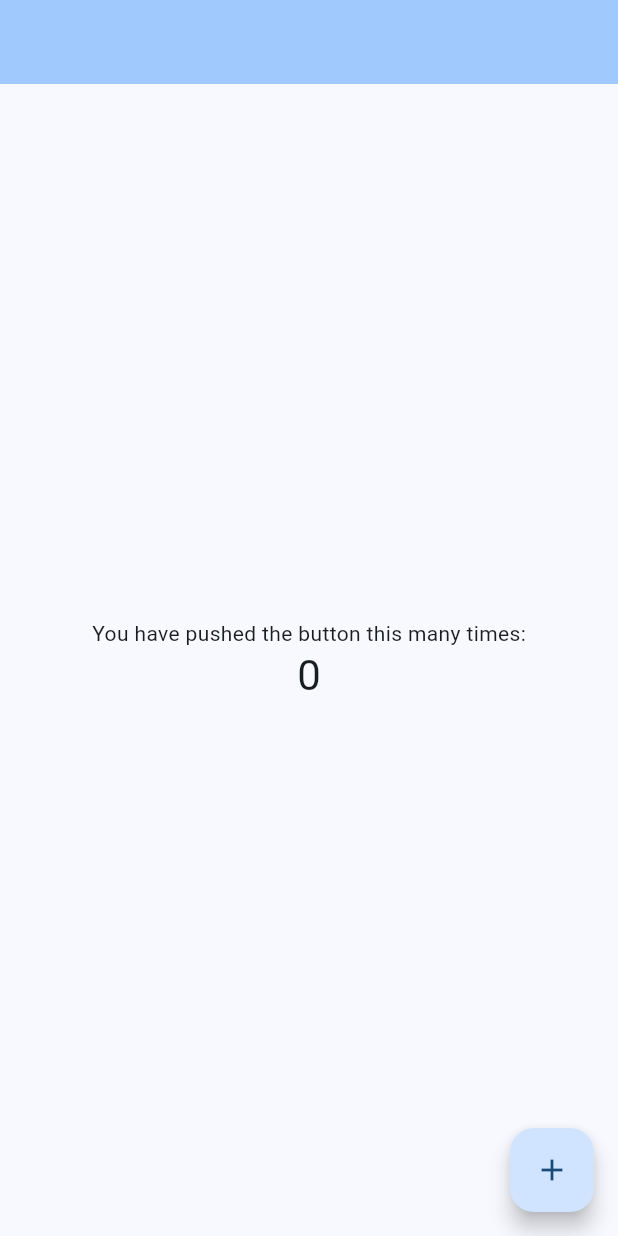
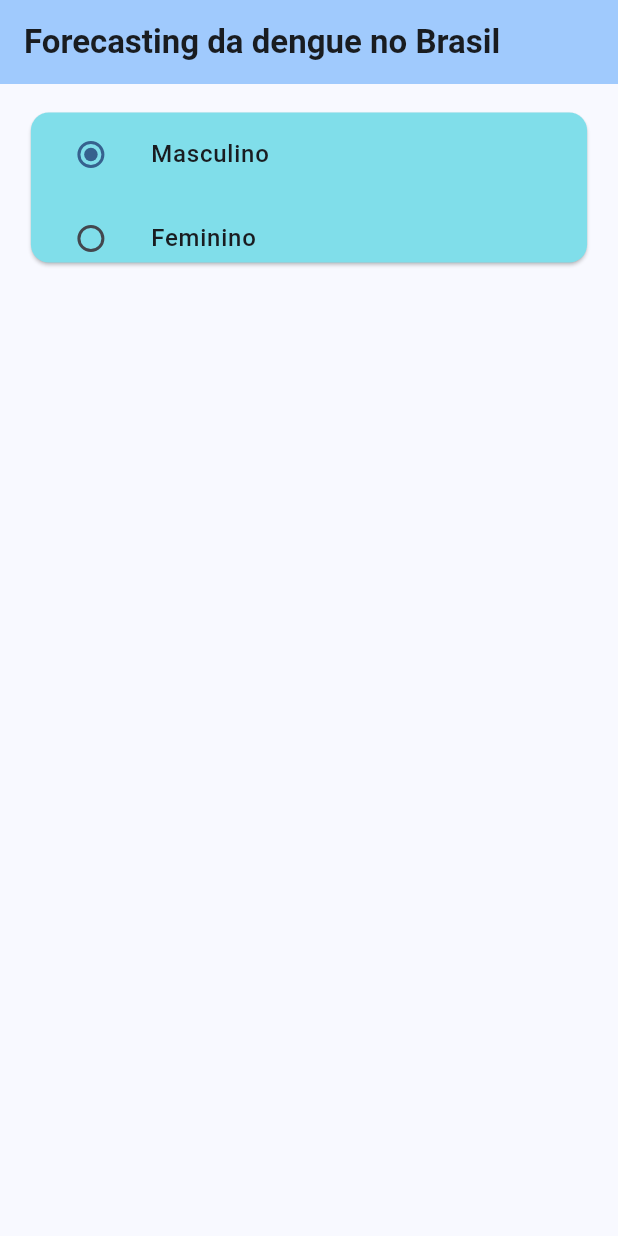
Before and after one commit to FranklinAurelio/Engenharia_de_software_PPGCC, a Flutter app: the screen it shows after launch, on a phone screen of 412 x 824 dp. Run offline on Flutter 3.47's test engine with Material 3 defaults, Android fonts, the phone set to English and light mode, and no system bars; our stand-ins replace flutter_modular; missing offline and left inert: estados_municipios.

Commit message:
feat: função para recuperação das localidades

```diff
--- a/projeto-frontend/dengue_dashboard/lib/app_module.dart
+++ b/projeto-frontend/dengue_dashboard/lib/app_module.dart
@@ -8,7 +8,7 @@ class AppModule extends Module {
   @override
   final List<ModularRoute> routes = [
     ModuleRoute(
-      '/home',
+      '/home/',
       module: HomeModule(),
     )
   ];
--- a/projeto-frontend/dengue_dashboard/lib/app_widget.dart
+++ b/projeto-frontend/dengue_dashboard/lib/app_widget.dart
@@ -18,7 +18,7 @@ class AppWidget extends StatelessWidget {
       routeInformationParser: Modular.routeInformationParser,
       routerDelegate: Modular.routerDelegate,
       debugShowCheckedModeBanner: false,
-      title: 'Flutter Demo',
+      title: 'Dengue no Brasil',
       theme: ThemeData(
         colorScheme: ColorScheme.fromSeed(seedColor: Colors.blue),
         useMaterial3: true,
--- a/projeto-frontend/dengue_dashboard/lib/modules/home_module/presenter/home_screen.dart
+++ b/projeto-frontend/dengue_dashboard/lib/modules/home_module/presenter/home_screen.dart
@@ -1,3 +1,5 @@
+import 'package:dengue_dashboard/modules/home_module/widgets/gender_radio.dart';
+import 'package:estados_municipios/estados_municipios.dart';
 import 'package:flutter/material.dart';
 
 class HomePage extends StatefulWidget {
@@ -8,11 +10,29 @@ class HomePage extends StatefulWidget {
 }
 
 class _HomePageState extends State<HomePage> {
-  int _counter = 0;
+  bool isRegiao = false;
+  bool isState = false;
 
-  void _incrementCounter() {
-    setState(() {
-      _counter++;
+  Future<List<String>> getState() async {
+    final controller = EstadosMunicipiosController();
+    final estados = await controller.buscaTodosEstados();
+    print(estados);
+    return [];
+  }
+
+  Future<List<String>> getTown() async {
+    final controller = EstadosMunicipiosController();
+    final municipios = await controller.buscaMunicipiosPorEstado('SP');
+    print(municipios);
+
+    return [];
+  }
+
+  @override
+  void initState() {
+    super.initState();
+    WidgetsBinding.instance.addPostFrameCallback((_) async {
+      await getTown();
     });
   }
 
@@ -21,25 +41,32 @@ class _HomePageState extends State<HomePage> {
     return Scaffold(
       appBar: AppBar(
         backgroundColor: Theme.of(context).colorScheme.inversePrimary,
-      ),
-      body: Center(
-        child: Column(
-          mainAxisAlignment: MainAxisAlignment.center,
-          children: <Widget>[
-            const Text(
-              'You have pushed the button this many times:',
-            ),
-            Text(
-              '$_counter',
-              style: Theme.of(context).textTheme.headlineMedium,
-            ),
-          ],
+        title: const Text(
+          'Forecasting da dengue no Brasil',
+          style: TextStyle(
+            fontWeight: FontWeight.bold,
+          ),
         ),
       ),
-      floatingActionButton: FloatingActionButton(
-        onPressed: _incrementCounter,
-        tooltip: 'Increment',
-        child: const Icon(Icons.add),
+      body: Column(
+        crossAxisAlignment: CrossAxisAlignment.center,
+        children: [
+          const SizedBox(
+            height: 15,
+          ),
+          Center(
+            child: Card(
+              color: Colors.cyan[200],
+              child: SizedBox(
+                width: MediaQuery.of(context).size.width * 0.9,
+                height: 100,
+                child: Column(
+                  children: [RadioGender()],
+                ),
+              ),
+            ),
+          )
+        ],
       ),
     );
   }
--- /dev/null
+++ b/projeto-frontend/dengue_dashboard/lib/modules/home_module/widgets/gender_radio.dart
@@ -0,0 +1,52 @@
+import 'package:flutter/material.dart';
+
+enum Gender { feminino, masculino }
+
+class RadioGender extends StatefulWidget {
+  const RadioGender({super.key});
+
+  @override
+  State<RadioGender> createState() => _RadioGenderState();
+}
+
+class _RadioGenderState extends State<RadioGender> {
+  Gender? _gender = Gender.masculino;
+
+  @override
+  Widget build(BuildContext context) {
+    return Column(
+      children: <Widget>[
+        ListTile(
+          title: const Text(
+            'Masculino',
+            style: TextStyle(fontWeight: FontWeight.w500),
+          ),
+          leading: Radio<Gender>(
+            value: Gender.masculino,
+            groupValue: _gender,
+            onChanged: (Gender? value) {
+              setState(() {
+                _gender = value;
+              });
+            },
+          ),
+        ),
+        ListTile(
+          title: const Text(
+            'Feminino',
+            style: TextStyle(fontWeight: FontWeight.w500),
+          ),
+          leading: Radio<Gender>(
+            value: Gender.feminino,
+            groupValue: _gender,
+            onChanged: (Gender? value) {
+              setState(() {
+                _gender = value;
+              });
+            },
+          ),
+        ),
+      ],
+    );
+  }
+}
--- a/projeto-frontend/dengue_dashboard/pubspec.yaml
+++ b/projeto-frontend/dengue_dashboard/pubspec.yaml
@@ -36,6 +36,7 @@ dependencies:
   # Use with the CupertinoIcons class for iOS style icons.
   cupertino_icons: ^1.0.2
   flutter_modular: ^5.0.3
+  estados_municipios: ^2.0.2
 
 dev_dependencies:
   flutter_test:
```
